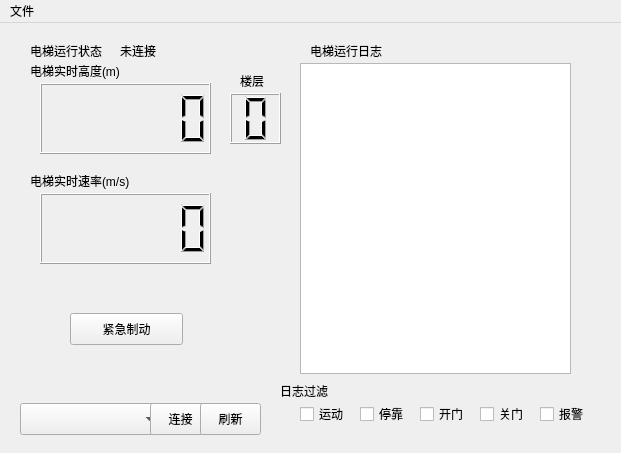
First picture: the form in qt/simuLift/mainwindow.ui, repository liricliu/simuLift, before the edit.
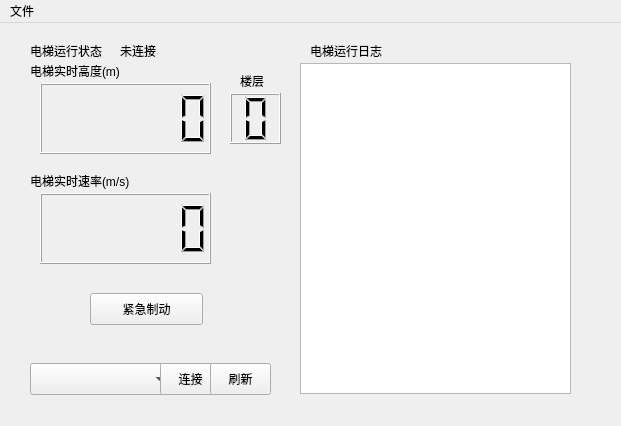
Second picture: the form after the edit.

Commit message: 完成上位机的编写

Diff of the .ui file:
```diff
--- a/qt/simuLift/mainwindow.ui
+++ b/qt/simuLift/mainwindow.ui
@@ -7,7 +7,7 @@
     <x>0</x>
     <y>0</y>
     <width>621</width>
-    <height>453</height>
+    <height>426</height>
    </rect>
   </property>
   <property name="windowTitle">
@@ -72,22 +72,31 @@
       <x>300</x>
       <y>40</y>
       <width>271</width>
-      <height>311</height>
+      <height>331</height>
      </rect>
     </property>
     <property name="frameShape">
      <enum>QFrame::NoFrame</enum>
     </property>
+    <property name="verticalScrollBarPolicy">
+     <enum>Qt::ScrollBarAsNeeded</enum>
+    </property>
+    <property name="sizeAdjustPolicy">
+     <enum>QAbstractScrollArea::AdjustToContents</enum>
+    </property>
     <property name="widgetResizable">
      <bool>true</bool>
     </property>
+    <property name="alignment">
+     <set>Qt::AlignBottom|Qt::AlignLeading|Qt::AlignLeft</set>
+    </property>
     <widget class="QWidget" name="scrollAreaWidgetContents">
      <property name="geometry">
       <rect>
        <x>0</x>
        <y>0</y>
        <width>271</width>
-       <height>311</height>
+       <height>331</height>
       </rect>
      </property>
      <widget class="QTextBrowser" name="textBrowser">
@@ -96,7 +105,7 @@
         <x>0</x>
         <y>0</y>
         <width>271</width>
-        <height>311</height>
+        <height>331</height>
        </rect>
       </property>
       <property name="html">
@@ -130,8 +139,8 @@
    <widget class="QPushButton" name="pushButton">
     <property name="geometry">
      <rect>
-      <x>70</x>
-      <y>290</y>
+      <x>90</x>
+      <y>270</y>
       <width>113</width>
       <height>32</height>
      </rect>
@@ -140,89 +149,11 @@
      <string>紧急制动</string>
     </property>
    </widget>
-   <widget class="QCheckBox" name="checkBox">
-    <property name="geometry">
-     <rect>
-      <x>360</x>
-      <y>380</y>
-      <width>51</width>
-      <height>22</height>
-     </rect>
-    </property>
-    <property name="text">
-     <string>停靠</string>
-    </property>
-   </widget>
-   <widget class="QCheckBox" name="checkBox_2">
-    <property name="geometry">
-     <rect>
-      <x>420</x>
-      <y>380</y>
-      <width>51</width>
-      <height>22</height>
-     </rect>
-    </property>
-    <property name="text">
-     <string>开门</string>
-    </property>
-   </widget>
-   <widget class="QCheckBox" name="checkBox_3">
-    <property name="geometry">
-     <rect>
-      <x>480</x>
-      <y>380</y>
-      <width>51</width>
-      <height>22</height>
-     </rect>
-    </property>
-    <property name="text">
-     <string>关门</string>
-    </property>
-   </widget>
-   <widget class="QCheckBox" name="checkBox_4">
-    <property name="geometry">
-     <rect>
-      <x>540</x>
-      <y>380</y>
-      <width>51</width>
-      <height>22</height>
-     </rect>
-    </property>
-    <property name="text">
-     <string>报警</string>
-    </property>
-   </widget>
-   <widget class="QCheckBox" name="checkBox_5">
-    <property name="geometry">
-     <rect>
-      <x>300</x>
-      <y>380</y>
-      <width>51</width>
-      <height>22</height>
-     </rect>
-    </property>
-    <property name="text">
-     <string>运动</string>
-    </property>
-   </widget>
-   <widget class="QLabel" name="label_5">
-    <property name="geometry">
-     <rect>
-      <x>280</x>
-      <y>360</y>
-      <width>60</width>
-      <height>16</height>
-     </rect>
-    </property>
-    <property name="text">
-     <string>日志过滤</string>
-    </property>
-   </widget>
    <widget class="QComboBox" name="ComBox">
     <property name="geometry">
      <rect>
-      <x>20</x>
-      <y>380</y>
+      <x>30</x>
+      <y>340</y>
       <width>141</width>
       <height>32</height>
      </rect>
@@ -231,8 +162,8 @@
    <widget class="QPushButton" name="pushButton_2">
     <property name="geometry">
      <rect>
-      <x>150</x>
-      <y>380</y>
+      <x>160</x>
+      <y>340</y>
       <width>61</width>
       <height>32</height>
      </rect>
@@ -244,8 +175,8 @@
    <widget class="QPushButton" name="pushButton_3">
     <property name="geometry">
      <rect>
-      <x>200</x>
-      <y>380</y>
+      <x>210</x>
+      <y>340</y>
       <width>61</width>
       <height>32</height>
      </rect>
```
Left out of the diff: 4 changed lines with no effect on the pictures. The commit also changes 2 other files.
